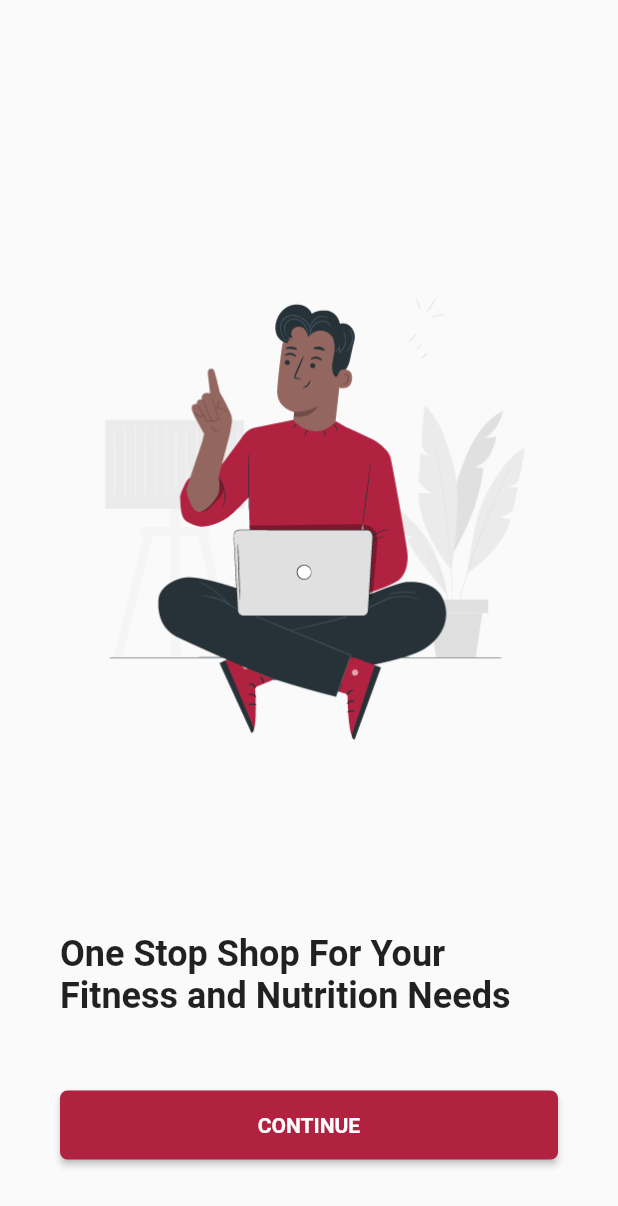
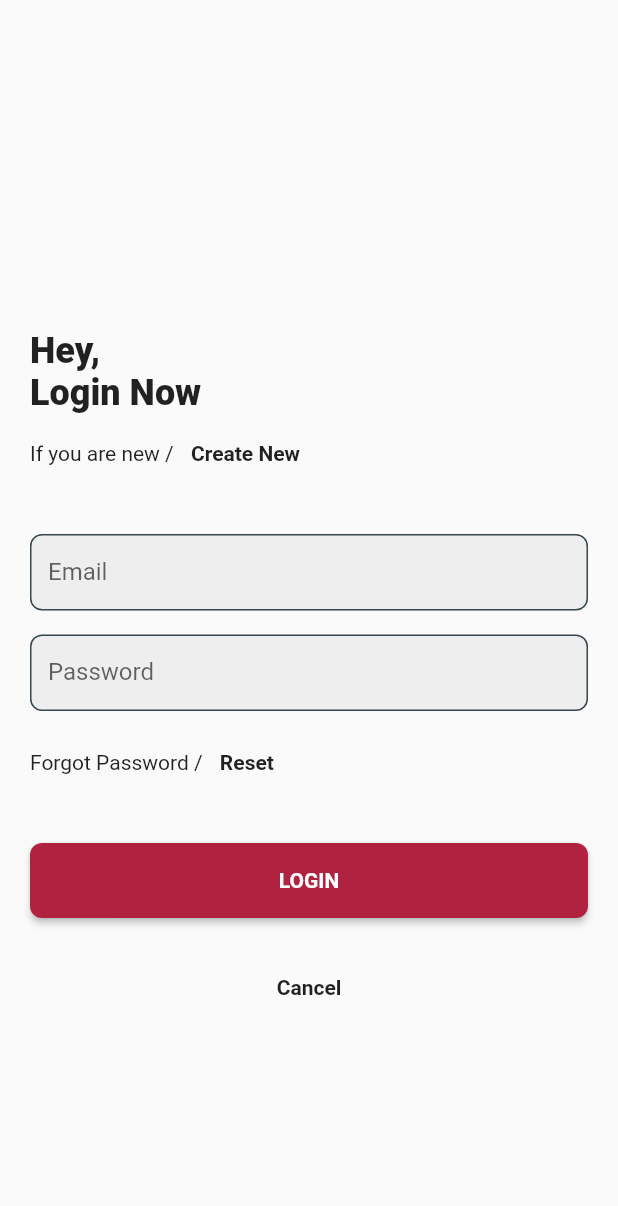
Before and after one commit to DevShexi/UFN, a Flutter app: the screen it shows after launch, after a tap on "CONTINUE", on a phone screen of 412 x 824 dp. Shown: the top 1206 px of the screen. Run offline on Flutter 3.47's test engine with Material 2 defaults, Android fonts, the phone set to English and light mode, and no system bars; our stand-ins replace bloc, equatable, shared_preferences.

Commit message:
Created Login and SignUp Pages

```diff
--- /dev/null
+++ b/lib/BLOC/LoginBloc/login_bloc.dart
@@ -0,0 +1,56 @@
+import 'dart:async';
+
+import 'package:UFN/DATA/Repository/authRepository.dart';
+import 'package:bloc/bloc.dart';
+import 'package:equatable/equatable.dart';
+import 'package:flutter/material.dart';
+import 'package:meta/meta.dart';
+
+part 'login_event.dart';
+part 'login_state.dart';
+
+class LoginBloc extends Bloc<LoginEvent, LoginState> {
+  LoginBloc() : super(LoginState());
+  AuthenticationRepository authRepo = AuthenticationRepository();
+
+  @override
+  Stream<LoginState> mapEventToState(
+    LoginEvent event,
+  ) async* {
+    if (event is EmailChanged) {
+      if (RegExp(
+              r"^[a-zA-Z0-9.a-zA-Z0-9.!#$%&'*+-/=?^_`{|}~]+@[a-zA-Z0-9]+\.[a-zA-Z]+")
+          .hasMatch(event.email)) {
+        yield state.copyWith(email: event.email, emailError: "");
+      } else {
+        yield state.copyWith(
+            email: event.email,
+            emailError: "Please Ente a valid email address");
+      }
+    } else if (event is PasswordChanged) {
+      if (event.password.length < 6) {
+        yield state.copyWith(
+            password: event.password,
+            passwordError: "Password must be atleast 6 characters long");
+      } else {
+        yield state.copyWith(
+          password: event.password,
+          passwordError: "",
+        );
+      }
+    } else if (event is AttemptLogin) {
+      if (state.email != null &&
+          state.password != null &&
+          RegExp(r"^[a-zA-Z0-9.a-zA-Z0-9.!#$%&'*+-/=?^_`{|}~]+@[a-zA-Z0-9]+\.[a-zA-Z]+")
+              .hasMatch(state.email) &&
+          state.password.length >= 6) {
+        print('Login in Progress yielded');
+      } else
+        yield state.copyWith(
+            email: null,
+            emailError: "Please Ente a valid email address",
+            password: null,
+            passwordError: "Password must be atleast 6 characters long");
+    }
+  }
+}
--- /dev/null
+++ b/lib/BLOC/LoginBloc/login_event.dart
@@ -0,0 +1,30 @@
+part of 'login_bloc.dart';
+
+@immutable
+abstract class LoginEvent extends Equatable {
+  const LoginEvent();
+  @override
+  List<Object> get props => [];
+}
+
+class EmailChanged extends LoginEvent {
+  final email;
+  const EmailChanged({this.email});
+
+  @override
+  List<Object> get props => [email];
+}
+
+class PasswordChanged extends LoginEvent {
+  final password;
+  const PasswordChanged({this.password});
+
+  @override
+  List<Object> get props => [password];
+}
+
+class AttemptLogin extends LoginEvent {
+  final email;
+  final password;
+  const AttemptLogin({@required this.email, @required this.password});
+}
--- /dev/null
+++ b/lib/BLOC/LoginBloc/login_state.dart
@@ -0,0 +1,36 @@
+part of 'login_bloc.dart';
+
+class LoginState extends Equatable {
+  final bool valid;
+  final email;
+  final password;
+  final emailError;
+  final passwordError;
+  LoginState(
+      {this.email,
+      this.password,
+      this.emailError,
+      this.passwordError,
+      this.valid});
+
+  LoginState copyWith({email, password, emailError, passwordError, valid}) {
+    return LoginState(
+      email: email ?? this.email,
+      emailError: emailError ?? this.emailError,
+      password: password ?? this.password,
+      passwordError: passwordError ?? this.passwordError,
+      valid: valid ?? this.valid,
+    );
+  }
+
+  @override
+  List<Object> get props => [email, password, emailError, passwordError, valid];
+}
+
+class LoginSuccess extends LoginState {
+  LoginSuccess();
+}
+
+class LoginFailed extends LoginState {
+  LoginFailed();
+}
--- /dev/null
+++ b/lib/Constants/constants.dart
@@ -0,0 +1,14 @@
+import 'package:flutter/material.dart';
+import '../colors.dart';
+
+const TextStyle kHeading26 = TextStyle(
+  color: red,
+  fontSize: 24,
+  fontWeight: FontWeight.bold,
+);
+
+const TextStyle kHeading26Black = TextStyle(
+  // color: red,
+  fontSize: 24,
+  fontWeight: FontWeight.w900,
+);
--- /dev/null
+++ b/lib/Widgets/button.dart
@@ -0,0 +1,33 @@
+import 'package:flutter/material.dart';
+
+class Button extends StatelessWidget {
+  final String label;
+  final Color color;
+  final Function action;
+  const Button(
+      {@required this.label, @required this.action, @required this.color});
+  @override
+  Widget build(BuildContext context) {
+    return Expanded(
+      flex: 1,
+      child: Padding(
+        padding: const EdgeInsets.symmetric(vertical: 8.0),
+        child: new RaisedButton(
+          padding: EdgeInsets.symmetric(vertical: 17.0),
+          color: color,
+          child: Text(
+            '$label'.toUpperCase(),
+            style: TextStyle(
+              fontWeight: FontWeight.bold,
+              color: Colors.white,
+            ),
+          ),
+          shape: RoundedRectangleBorder(
+            borderRadius: BorderRadius.circular(8),
+          ),
+          onPressed: action,
+        ),
+      ),
+    );
+  }
+}
--- /dev/null
+++ b/lib/Widgets/inputField.dart
@@ -0,0 +1,60 @@
+import 'package:UFN/colors.dart';
+import 'package:flutter/material.dart';
+
+class InputField extends StatelessWidget {
+  final TextInputType keyType;
+  final bool obscure;
+  final String label;
+  final String hint;
+  final String error;
+  final Function changeHandler;
+  InputField({
+    this.keyType,
+    this.obscure,
+    @required this.label,
+    @required this.changeHandler,
+    this.hint,
+    this.error,
+    // @required this.changeHandler,
+  });
+  @override
+  Widget build(BuildContext context) {
+    return Padding(
+      padding: EdgeInsets.symmetric(vertical: 8),
+      child: TextFormField(
+        autofocus: false,
+        keyboardType: keyType,
+        onChanged: changeHandler,
+        obscureText: obscure,
+        // initialValue: "superadmin@admin.com",
+        decoration: InputDecoration(
+          isDense: true,
+          filled: true,
+          // contentPadding: EdgeInsets.all(12),
+          fillColor: Colors.grey[200],
+          labelText: label,
+          // labelStyle: entity['decoration']['labelText'],
+          hintText: hint,
+          errorText: error != "" ? error : null,
+          // hintStyle: entity['decoration']['hintStyle'],
+          enabledBorder: OutlineInputBorder(
+            borderSide: BorderSide(color: Colors.blueGrey[800]),
+            borderRadius: BorderRadius.circular(8),
+          ),
+          focusedBorder: OutlineInputBorder(
+            borderSide: BorderSide(color: Colors.blueGrey[800]),
+            borderRadius: BorderRadius.circular(8),
+          ),
+          errorBorder: OutlineInputBorder(
+            borderSide: BorderSide(color: red),
+            borderRadius: BorderRadius.circular(8),
+          ),
+          focusedErrorBorder: OutlineInputBorder(
+            borderSide: BorderSide(color: red),
+            borderRadius: BorderRadius.circular(8),
+          ),
+        ),
+      ),
+    );
+  }
+}
--- /dev/null
+++ b/lib/login.dart
@@ -0,0 +1,158 @@
+import 'package:UFN/Widgets/button.dart';
+import 'package:UFN/Widgets/inputField.dart';
+import 'package:UFN/signUp.dart';
+import 'package:flutter/material.dart';
+
+import 'Constants/constants.dart';
+import 'colors.dart';
+
+class Login extends StatefulWidget {
+  @override
+  _LoginState createState() => _LoginState();
+}
+
+class _LoginState extends State<Login> {
+  bool showPassword = false;
+  IconData icon = Icons.visibility;
+  togglePasswordVisibility() {
+    setState(() {
+      showPassword = !showPassword;
+    });
+  }
+
+  @override
+  Widget build(BuildContext context) {
+    return Scaffold(
+      body: SafeArea(
+        child: Padding(
+          padding: const EdgeInsets.all(20.0),
+          child: SingleChildScrollView(
+            child: Column(
+              mainAxisAlignment: MainAxisAlignment.end,
+              crossAxisAlignment: CrossAxisAlignment.start,
+              children: [
+                SizedBox(height: 200),
+                Text(
+                  'Hey,',
+                  style: kHeading26Black,
+                ),
+                Text(
+                  'Login Now',
+                  style: kHeading26Black,
+                ),
+                Padding(
+                  padding: const EdgeInsets.symmetric(vertical: 8.0),
+                  child: Row(
+                    children: [
+                      Text('If you are new / '),
+                      InkWell(
+                        onTap: () {
+                          Navigator.pushReplacement(
+                            context,
+                            MaterialPageRoute(
+                              builder: (BuildContext context) => SignUp(),
+                            ),
+                          );
+                        },
+                        child: Padding(
+                          padding: const EdgeInsets.symmetric(
+                              vertical: 10.0, horizontal: 8.0),
+                          child: Text(
+                            'Create New',
+                            style: TextStyle(fontWeight: FontWeight.bold),
+                          ),
+                        ),
+                      ),
+                    ],
+                  ),
+                ),
+                SizedBox(
+                  height: 20,
+                ),
+                InputField(
+                  label: "Email",
+                  keyType: TextInputType.emailAddress,
+                  obscure: true,
+                  hint: "Email",
+                  changeHandler: (e) {
+                    print(e);
+                  },
+                ),
+                InputField(
+                  label: "Password",
+                  // icon: showPassword ? Icons.visibility : Icons.visibility_off,
+                  // togglePasswordVisibility: togglePasswordVisibility,
+                  keyType: TextInputType.name,
+                  obscure: true,
+                  hint: "Password",
+                  changeHandler: (e) {
+                    print(e);
+                  },
+                ),
+                Padding(
+                  padding: const EdgeInsets.symmetric(vertical: 8.0),
+                  child: Row(
+                    children: [
+                      Text('Forgot Password / '),
+                      InkWell(
+                        onTap: () {
+                          // Navigator.pushReplacement(
+                          //   context,
+                          //   MaterialPageRoute(
+                          //     builder: (BuildContext context) => SignUp(),
+                          //   ),
+                          // );
+                          print('User requested to Reset the Password');
+                        },
+                        child: Padding(
+                          padding: const EdgeInsets.symmetric(
+                              vertical: 10.0, horizontal: 8.0),
+                          child: Text(
+                            'Reset',
+                            style: TextStyle(fontWeight: FontWeight.bold),
+                          ),
+                        ),
+                      ),
+                    ],
+                  ),
+                ),
+                Padding(
+                  padding: const EdgeInsets.symmetric(vertical: 20.0),
+                  child: Row(
+                    children: [
+                      Button(
+                          label: 'Login',
+                          action: () {
+                            print("form submitted");
+                          },
+                          color: red),
+                    ],
+                  ),
+                ),
+                Row(
+                  mainAxisAlignment: MainAxisAlignment.center,
+                  children: [
+                    InkWell(
+                      onTap: () {
+                        Navigator.pop(context, false);
+                      },
+                      child: Padding(
+                        padding: const EdgeInsets.symmetric(
+                            vertical: 10.0, horizontal: 8.0),
+                        child: Text(
+                          'Cancel',
+                          style: TextStyle(fontWeight: FontWeight.bold),
+                        ),
+                      ),
+                    ),
+                  ],
+                ),
+                SizedBox(height: 35),
+              ],
+            ),
+          ),
+        ),
+      ),
+    );
+  }
+}
--- a/lib/main.dart
+++ b/lib/main.dart
@@ -1,6 +1,8 @@
+import 'package:UFN/signUp.dart';
 import 'package:UFN/welcome.dart';
 import 'package:flutter/material.dart';
 import 'colors.dart';
+import 'login.dart';
 
 void main() {
   runApp(MyApp());
@@ -10,6 +12,12 @@ class MyApp extends StatelessWidget {
   @override
   Widget build(BuildContext context) {
     return MaterialApp(
+      initialRoute: '/',
+      routes: {
+        '/': (context) => Welcome(),
+        '/login': (context) => Login(),
+        '/signup': (context) => SignUp(),
+      },
       debugShowCheckedModeBanner: false,
       title: 'Flutter Demo',
       theme: ThemeData(
@@ -17,7 +25,7 @@ class MyApp extends StatelessWidget {
         //accentColor: Color(0xFFfdcd83),
         visualDensity: VisualDensity.adaptivePlatformDensity,
       ),
-      home: Welcome(),
+      // home: Welcome(),
     );
   }
 }
--- a/lib/welcome.dart
+++ b/lib/welcome.dart
@@ -1,4 +1,7 @@
+import 'package:UFN/Constants/constants.dart';
 import 'package:flutter/material.dart';
+
+import 'Widgets/button.dart';
 
 class Welcome extends StatefulWidget {
   @override
@@ -22,29 +25,29 @@ class _WelcomeState extends State<Welcome> {
                 height: 120.0,
               ),
               Text(
+                'Ultra Fitness Nutrition',
+                textAlign: TextAlign.center,
+                style: kHeading26,
+              ),
+              SizedBox(height: 8),
+              Text(
                 // 'Ultra Fitness Nutrition',
                 'One Stop Shop For Your Fitness and Nutrition Needs',
                 style: TextStyle(
                   // color: primaryColor,
-                  fontSize: 24,
+                  fontSize: 16,
                   fontWeight: FontWeight.bold,
                 ),
               ),
-              SizedBox(height: 48),
+              SizedBox(height: 30),
               Row(
                 mainAxisAlignment: MainAxisAlignment.center,
                 children: [
                   Button(
-                    child: Text(
-                      "Continue".toUpperCase(),
-                      style: TextStyle(
-                        fontWeight: FontWeight.bold,
-                        color: Colors.white,
-                      ),
-                    ),
+                    label: "Continue",
                     color: primaryColor,
                     action: () {
-                      print('button pressed');
+                      Navigator.pushNamed(context, '/login');
                     },
                   ),
                 ],
@@ -59,26 +62,3 @@ class _WelcomeState extends State<Welcome> {
     );
   }
 }
-
-class Button extends StatelessWidget {
-  final Widget child;
-  final Color color;
-  final Function action;
-  const Button(
-      {@required this.child, @required this.action, @required this.color});
-  @override
-  Widget build(BuildContext context) {
-    return Expanded(
-      flex: 1,
-      child: new RaisedButton(
-        padding: EdgeInsets.symmetric(vertical: 15.0),
-        color: Theme.of(context).primaryColor,
-        child: this.child,
-        shape: RoundedRectangleBorder(
-          borderRadius: BorderRadius.circular(5),
-        ),
-        onPressed: action,
-      ),
-    );
-  }
-}
--- a/pubspec.yaml
+++ b/pubspec.yaml
@@ -27,6 +27,10 @@ dependencies:
   # The following adds the Cupertino Icons font to your application.
   # Use with the CupertinoIcons class for iOS style icons.
   cupertino_icons: ^1.0.0
+  flutter_bloc: ^6.1.1
+  equatable: ^1.2.5
+  http: ^0.12.2
+  shared_preferences: ^0.5.12
 
 dev_dependencies:
   flutter_test:
```
Also changed, not shown: lib/DATA/Repository/authRepository.dart (added, +151 -0 lines), lib/signUp.dart (added, +126 -0 lines), pubspec.lock.
